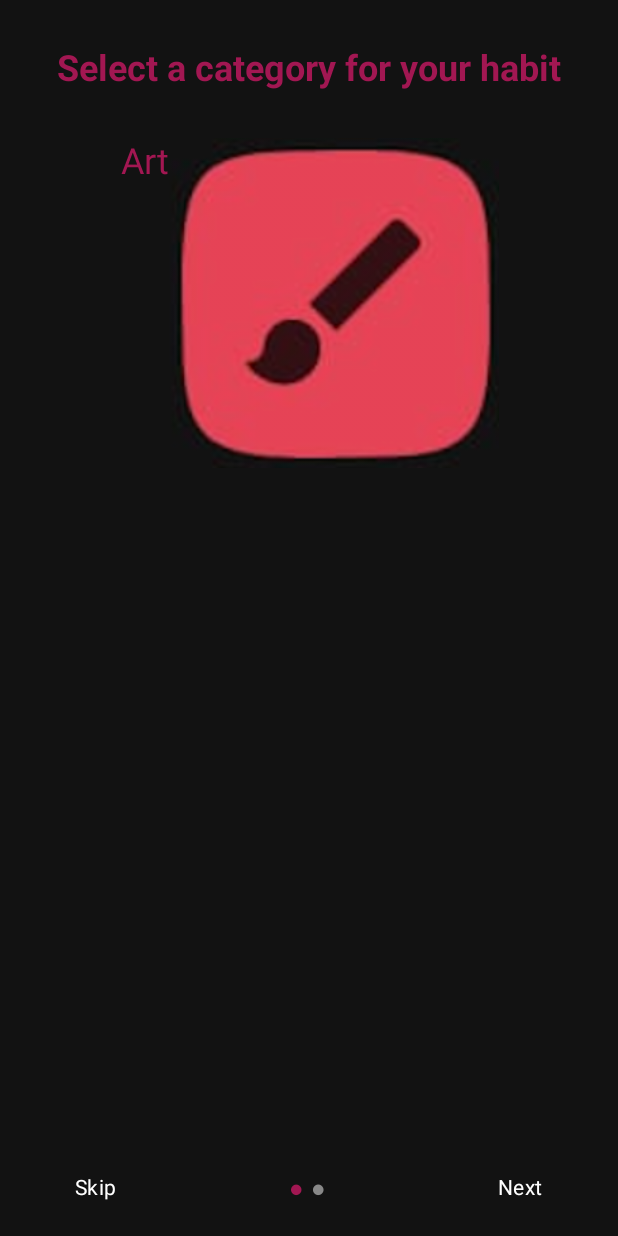
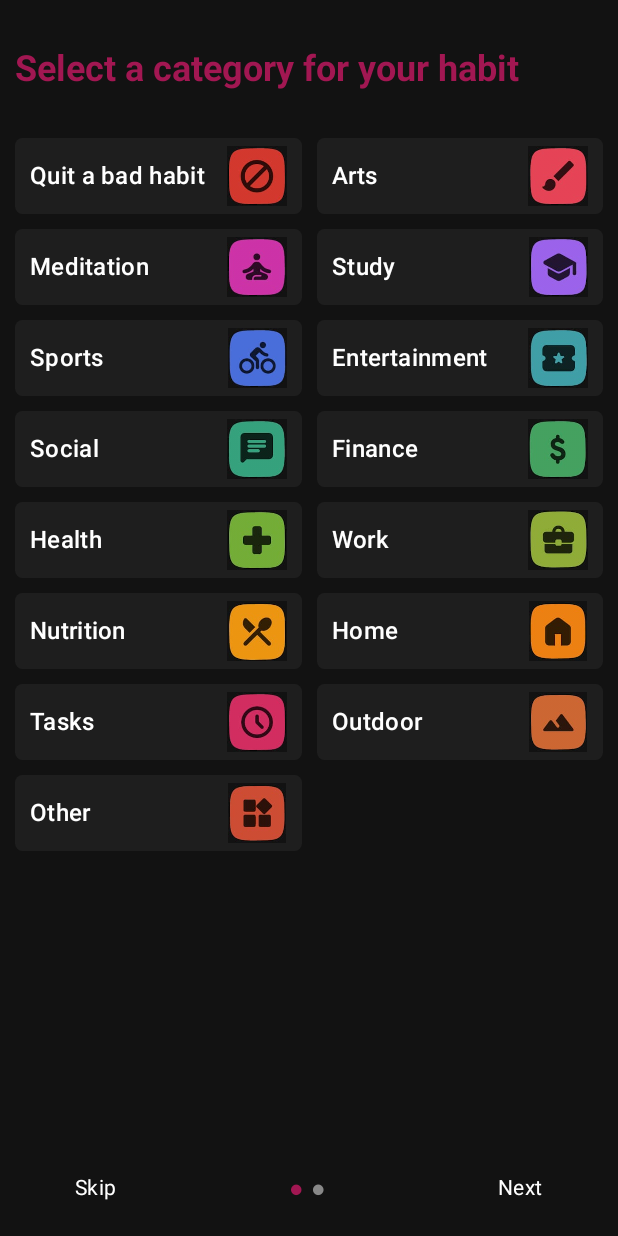
Before and after one commit to aminakhtar5595/LoopWell, an Android app built with Jetpack Compose: the screen it shows after launch (MainActivity), on a phone screen of 412 x 824 dp. Run offline under Robolectric (Android 15) with nearby library versions, the phone set to English and light mode, and no system bars; our stand-ins replace accompanist.

Commit message:
Implemented vertical grid for displaying category info columns wise in create habit flow

```diff
--- a/app/src/main/java/com/example/loopwell/ui/components/HabitFlowScreen.kt
+++ b/app/src/main/java/com/example/loopwell/ui/components/HabitFlowScreen.kt
@@ -5,6 +5,7 @@ import androidx.compose.foundation.background
 import androidx.compose.foundation.clickable
 import androidx.compose.foundation.layout.Arrangement
 import androidx.compose.foundation.layout.Column
+import androidx.compose.foundation.layout.PaddingValues
 import androidx.compose.foundation.layout.Row
 import androidx.compose.foundation.layout.Spacer
 import androidx.compose.foundation.layout.fillMaxSize
@@ -12,6 +13,10 @@ import androidx.compose.foundation.layout.fillMaxWidth
 import androidx.compose.foundation.layout.height
 import androidx.compose.foundation.layout.padding
 import androidx.compose.foundation.layout.size
+import androidx.compose.foundation.layout.width
+import androidx.compose.foundation.lazy.grid.GridCells
+import androidx.compose.foundation.lazy.grid.LazyVerticalGrid
+import androidx.compose.foundation.shape.RoundedCornerShape
 import androidx.compose.material3.MaterialTheme
 import androidx.compose.material3.Text
 import androidx.compose.runtime.Composable
@@ -20,10 +25,9 @@ import androidx.compose.ui.Modifier
 import androidx.compose.ui.graphics.Color
 import androidx.compose.ui.res.painterResource
 import androidx.compose.ui.text.font.FontWeight
-import androidx.compose.ui.text.style.TextAlign
 import androidx.compose.ui.unit.dp
-import androidx.compose.ui.unit.sp
 import com.example.loopwell.R
+import com.example.loopwell.ui.model.Category
 
 @Composable
 fun HabitFlowScreen(
@@ -37,6 +41,24 @@ fun HabitFlowScreen(
     leftLabel: String,
     rightLabel: String
 ) {
+    val categories = listOf(
+        "Quit a bad habit" to R.drawable.bad_habit_icon,
+        "Arts" to R.drawable.art_icon,
+        "Meditation" to R.drawable.meditation_icon,
+        "Study" to R.drawable.study_icon,
+        "Sports" to R.drawable.sports_icon,
+        "Entertainment" to R.drawable.entertainment_icon,
+        "Social" to R.drawable.social_icon,
+        "Finance" to R.drawable.finance_icon,
+        "Health" to R.drawable.health_icon,
+        "Work" to R.drawable.work_icon,
+        "Nutrition" to R.drawable.nutrition_icon,
+        "Home" to R.drawable.home_icon,
+        "Tasks" to R.drawable.task_icon,
+        "Outdoor" to R.drawable.outdoor_icon,
+        "Other" to R.drawable.other_icon,
+    )
+
     Column(
         modifier = Modifier
             .fillMaxSize()
@@ -46,7 +68,6 @@ fun HabitFlowScreen(
         horizontalAlignment = Alignment.CenterHorizontally
     ) {
         Column(
-            horizontalAlignment = Alignment.CenterHorizontally,
             modifier = Modifier.padding(top = 30.dp)
         ) {
             Text(
@@ -58,45 +79,20 @@ fun HabitFlowScreen(
             )
             Spacer(modifier = Modifier.height(30.dp))
 
-            Row {
-                Text(
-                    text = "Art",
-                    style = MaterialTheme.typography.headlineSmall.copy(
-                        color = Color(0xFFa21752)
+            LazyVerticalGrid(
+                columns = GridCells.Fixed(2),
+                modifier = Modifier.fillMaxWidth(),
+                horizontalArrangement = Arrangement.spacedBy(10.dp),
+                verticalArrangement = Arrangement.spacedBy(10.dp)
+            ) {
+                items(categories.size) { index ->
+                    val category = categories[index]
+                    CategoryInfo(
+                        title = category.first,
+                        icon = category.second,
                     )
-                )
-
-                Image(
-                    painter = painterResource(id = R.drawable.art_icon),
-                    contentDescription = "Onboarding Image",
-                    modifier = Modifier.size(220.dp)
-                )
+                }
             }
-
-//            Image(
-//                painter = painterResource(id = imageRes),
-//                contentDescription = "Onboarding Image",
-//                modifier = Modifier.size(220.dp)
-//            )
-
-//            Text(
-//                text = title,
-//                style = MaterialTheme.typography.headlineSmall.copy(
-//                    color = Color(0xFFa21752),
-//                    fontWeight = FontWeight.Bold
-//                ),
-//                modifier = Modifier.padding(top = 30.dp, bottom = 10.dp)
-//            )
-
-//            Text(
-//                text = description,
-//                style = MaterialTheme.typography.bodyLarge.copy(
-//                    color = Color.White,
-//                    textAlign = TextAlign.Center,
-//                    fontSize = 18.sp
-//                ),
-//                modifier = Modifier.padding(horizontal = 20.dp)
-//            )
         }
 
         Row(
@@ -121,3 +117,29 @@ fun HabitFlowScreen(
         }
     }
 }
+
+@Composable
+fun CategoryInfo(title: String, icon: Int, modifier: Modifier = Modifier) {
+    Row(
+        verticalAlignment = Alignment.CenterVertically,
+        modifier = modifier
+            .background(
+                color = Color.Gray.copy(alpha = 0.1f),
+                shape = RoundedCornerShape(5.dp)
+            )
+            .padding(horizontal = 10.dp, vertical = 5.dp)
+    ) {
+        Text(
+            text = title,
+            style = MaterialTheme.typography.titleMedium.copy(
+                color = Color.White
+            ),
+            modifier = Modifier.weight(1f) // Ensures text takes up remaining space
+        )
+        Image(
+            painter = painterResource(id = icon),
+            contentDescription = "Art icon",
+            modifier = Modifier.size(40.dp)
+        )
+    }
+}
```
